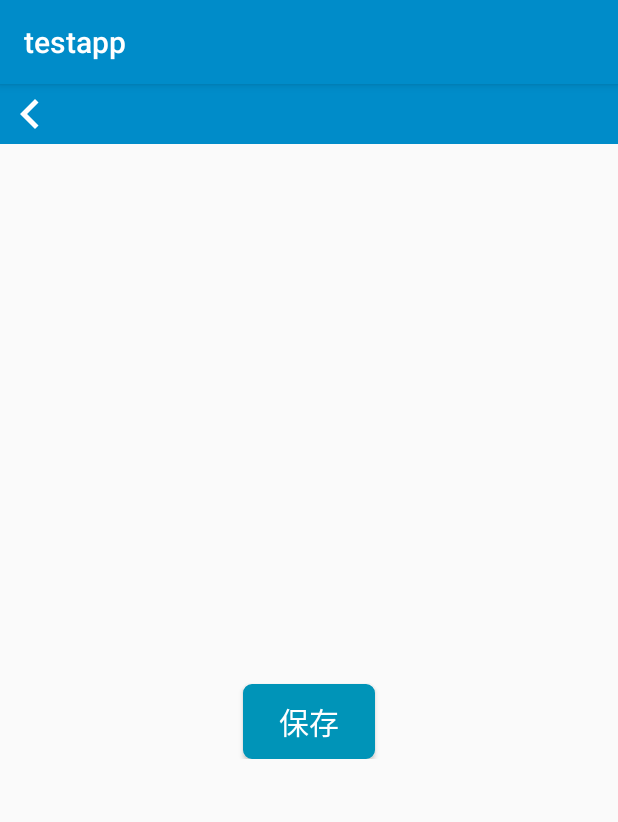
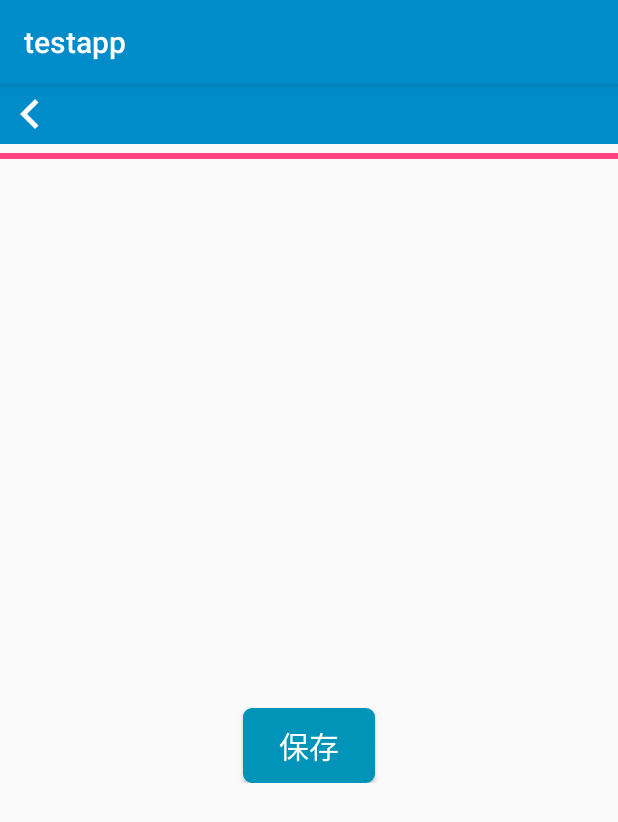
Before and after one commit to xingyuz233/MrCharacter, an Android app: the screen it shows after launch (HomeDisplayActivity), after a tap on "保存", on a phone screen of 412 x 824 dp. Shown: the top 822 px of the screen. Run offline under Robolectric (Android 15) with nearby library versions, the phone set to English and light mode, and no system bars; 1 statement that could not run was skipped.

Commit message:
Wrapped TextWrapper as AsyncTask

```diff
--- a/app/src/main/java/com/example/xyzhang/testapp/HomeDisplayActivity.java
+++ b/app/src/main/java/com/example/xyzhang/testapp/HomeDisplayActivity.java
@@ -10,6 +10,7 @@ import android.view.Display;
 import android.view.View;
 import android.widget.Button;
 import android.widget.FrameLayout;
+import android.widget.ProgressBar;
 import android.widget.TextView;
 
 import com.example.xyzhang.testapp.util.Saver;
@@ -21,6 +22,7 @@ import java.util.ArrayList;
 public class HomeDisplayActivity extends AppCompatActivity {
     FrameLayout mDrawingViewFrameLayout;
     TextView mSaveBtn;
+    private ProgressBar mProgressBar;
 
     @Override
     protected void onCreate(Bundle savedInstanceState) {
@@ -29,6 +31,7 @@ public class HomeDisplayActivity extends AppCompatActivity {
 
         mDrawingViewFrameLayout = (FrameLayout) findViewById(R.id.drawingView);
         mSaveBtn = (Button) findViewById(R.id.saveBtn);
+        mProgressBar = findViewById(R.id.progressBar);
 
         final DrawingView drawingView = new DrawingView(HomeDisplayActivity.this);
 
@@ -37,18 +40,39 @@ public class HomeDisplayActivity extends AppCompatActivity {
         mSaveBtn.setOnClickListener(new View.OnClickListener() {
             @Override
             public void onClick(View view) {
-                try {
-                    Display display = HomeDisplayActivity.this.getWindowManager().getDefaultDisplay();
-                    Point size = new Point();
-                    display.getSize(size);
-                    int width = size.x, height = size.y;
+                Display display = HomeDisplayActivity.this.getWindowManager().getDefaultDisplay();
+                Point size = new Point();
+                display.getSize(size);
+                int width = size.x, height = size.y;
 
-                    TextWrapper.draw(width, height, Environment.getExternalStorageDirectory().getAbsolutePath() + "/tempfonts/hand.ttf", HomeDisplayActivity.this);
+                new TextWrapper(new TextWrapper.UpdateTask() {
+                    @Override
+                    public void onProgressUpdate(double progress) {
+                        mProgressBar.setProgress((int) (100 * progress));
+                    }
 
-                    System.out.println("----------------------------complete");
-                } catch (IOException e) {
-                    e.printStackTrace();
-                }
+                    @Override
+                    public void onFinish() {
+                        System.out.println("finish");
+                    }
+                }, width, height, Environment.getExternalStorageDirectory().getAbsolutePath() + "/tempfonts/font1.ttf",
+                        "    这3adf天心里颇cxvd不宁静。今晚在院子里坐着乘凉，忽然想起日日走过的荷塘，在这满月的光里，总该另有一番样子吧。月亮渐渐地升高了，墙外马路上孩子们的欢笑，已经听不见了；妻在屋里拍着闰儿，迷迷糊糊地哼着眠歌。我悄悄地披了大衫，带上门出去哈哈哈。\n" +
+                                "    沿着荷塘，是一条曲折的小煤屑路。这是一条幽僻的路；白天也少人走，夜晚更加寂寞。荷塘四面，长着许多树，蓊蓊郁郁的。路的一旁，是些杨柳，和一些不知道名字的树。没有月光的晚上，这路上阴森森的，有些怕人。今晚却很好，虽然月光也还是淡淡的。\n" +
+                                "    路上只我一个人，背着手踱着。这一片天地好像是我的；我也像超出了平常的自己，到了另一个世界里。我爱热闹，也爱冷静；爱群居，也爱独处。像今晚上，一个人在这苍茫的月下，什么都可以想，什么都可以不想，便觉是个自由的人。白天里一定要做的事，一定要说的话，现在都可不理。这是独处的妙处，我且受用这无边的荷香月色好了。\n" +
+                                "    曲曲折折的荷塘上面，弥望的是田田的叶子。叶子出水很高，像亭亭的舞女的裙。层层的叶子中间，零星地点缀着些白花，有袅娜地开着的，有羞涩地打着朵儿的；正如一粒粒的明珠，又如碧天里的星星，又如刚出浴的美人。微风过处，送来缕缕清香，仿佛远处高楼上渺茫的歌声似的。这时候叶子与花也有一丝的颤动，像闪电般，霎时传过荷塘的那边去了。叶子本是肩并肩密密地挨着，这便宛然有了一道凝碧的波痕。叶子底下是脉脉的流水，遮住了，不能见一些颜色；而叶子却更见风致了。\n" +
+                                "    月光如流水一般，静静地泻在这一片叶子和花上。薄薄的青雾浮起在荷塘里。叶子和花仿佛在牛乳中洗过一样；又像笼着轻纱的梦。虽然是满月，天上却有一层淡淡的云，所以不能朗照；但我以为这恰是到了好处——酣眠固不可少，小睡也别有风味的。月光是隔了树照过来的，高处丛生的灌木，落下参差的斑驳的黑影，峭楞楞如鬼一般；弯弯的杨柳的稀疏的倩影，却又像是画在荷叶上。塘中的月色并不均匀；但光与影有着和谐的旋律，如梵婀玲上奏着的名曲。\n" +
+                                "    荷塘的四面，远远近近，高高低低都是树，而杨柳最多。这些树将一片荷塘重重围住；只在小路一旁，漏着几段空隙，像是特为月光留下的。树色一例是阴阴的，乍看像一团烟雾；但杨柳的丰姿，便在烟雾里也辨得出。树梢上隐隐约约的是一带远山，只有些大意罢了。树缝里也漏着一两点路灯光，没精打采的，是渴睡人的眼。这时候最热闹的，要数树上的蝉声与水里的蛙声；但热闹是它们的，我什么也没有。\n" +
+                                "    忽然想起采莲的事情来了。采莲是江南的旧俗，似乎很早就有，而六朝时为盛；从诗歌里可以约略知道。采莲的是少年的女子，她们是荡着小船，唱着艳歌去的。采莲人不用说很多，还有看采莲的人。那是一个热闹的季节，也是一个风流的季节。梁元帝《采莲赋》里说得好：\n" +
+                                "    于是妖童媛女，荡舟心许；鷁首徐回，兼传羽杯；棹将移而藻挂，船欲动而萍开。尔其纤腰束素，迁延顾步；夏始春余，叶嫩花初，恐沾裳而浅笑，畏倾船而敛裾。\n" +
+                                "    可见当时嬉游的光景了。这真是有趣的事，可惜我们现在早已无福消受了。\n" +
+                                "    于是又记起，《西洲曲》里的句子：\n" +
+                                "    采莲南塘秋，莲花过人头；低头弄莲子，莲子清如水。\n" +
+                                "    今晚若有采莲人，这儿的莲花也算得“过人头”了；只不见一些流水的影子，是不行的。这令我到底惦着江南了。——这样想着，猛一抬头，不觉已是自己的门前；轻轻地推门进去，什么声息也没有，妻已睡熟好久了。\n" +
+                                "    1927年7月，北京清华园。")
+                        .execute(HomeDisplayActivity.this);
+//                    TextWrapper.draw(width, height, Environment.getExternalStorageDirectory().getAbsolutePath() + "/tempfonts/hand.ttf", HomeDisplayActivity.this);
+
+                System.out.println("----------------------------complete");
             }
         });
 
--- a/app/src/main/java/com/example/xyzhang/testapp/util/TextWrapper.java
+++ b/app/src/main/java/com/example/xyzhang/testapp/util/TextWrapper.java
@@ -10,38 +10,51 @@ import android.graphics.Canvas;
 import android.graphics.Color;
 import android.graphics.Paint;
 import android.graphics.Typeface;
-import android.os.Environment;
+import android.os.AsyncTask;
 
-import com.example.xyzhang.testapp.HomeDisplayActivity;
-
-import java.io.File;
 import java.io.IOException;
-import java.util.ArrayList;
 
 
+public class TextWrapper extends AsyncTask<Context, Double, String> {
+    //    private static char[] END_CHARS = {'s'};
+    private static final String END_CHARS = "，。》、？；：’”】｝、！％）" + ",.>?;:]}!%)";
+    private UpdateTask updateTask;
+    private final int screenWidth;
+    private final int screenHeight;
+    private final String fontPath;
+    private String text;
 
-public class TextWrapper {
-    //    private static char[] endChars = {'s'};
-    private static String endChars = "，。》、？；：’”】｝、！％）" + ",.>?;:]}!%)";
+    public interface UpdateTask {
+        void onProgressUpdate(double progress);
+        void onFinish();
+    }
 
-    public static void draw(int screenWidth, int screenHeight, String fontPath, Context context) throws IOException {
+    public TextWrapper(UpdateTask updateTask, int screenWidth, int screenHeight, String fontPath, String text) {
+        this.updateTask = updateTask;
+        this.screenWidth = screenWidth;
+        this.screenHeight = screenHeight;
+        this.fontPath = fontPath;
+        this.text = text;
+    }
+
+    private void draw(int screenWidth, int screenHeight, String fontPath, String text, Context context) throws IOException {
 //        screenWidth = 650;
 //        screenHeight = 1155;
 
-        String text =
-                "    这3adf天心里颇cxvd不宁静。今晚在院子里坐着乘凉，忽然想起日日走过的荷塘，在这满月的光里，总该另有一番样子吧。月亮渐渐地升高了，墙外马路上孩子们的欢笑，已经听不见了；妻在屋里拍着闰儿，迷迷糊糊地哼着眠歌。我悄悄地披了大衫，带上门出去哈哈哈。\n" +
-                        "    沿着荷塘，是一条曲折的小煤屑路。这是一条幽僻的路；白天也少人走，夜晚更加寂寞。荷塘四面，长着许多树，蓊蓊郁郁的。路的一旁，是些杨柳，和一些不知道名字的树。没有月光的晚上，这路上阴森森的，有些怕人。今晚却很好，虽然月光也还是淡淡的。\n" +
-                        "    路上只我一个人，背着手踱着。这一片天地好像是我的；我也像超出了平常的自己，到了另一个世界里。我爱热闹，也爱冷静；爱群居，也爱独处。像今晚上，一个人在这苍茫的月下，什么都可以想，什么都可以不想，便觉是个自由的人。白天里一定要做的事，一定要说的话，现在都可不理。这是独处的妙处，我且受用这无边的荷香月色好了。\n" +
-                        "    曲曲折折的荷塘上面，弥望的是田田的叶子。叶子出水很高，像亭亭的舞女的裙。层层的叶子中间，零星地点缀着些白花，有袅娜地开着的，有羞涩地打着朵儿的；正如一粒粒的明珠，又如碧天里的星星，又如刚出浴的美人。微风过处，送来缕缕清香，仿佛远处高楼上渺茫的歌声似的。这时候叶子与花也有一丝的颤动，像闪电般，霎时传过荷塘的那边去了。叶子本是肩并肩密密地挨着，这便宛然有了一道凝碧的波痕。叶子底下是脉脉的流水，遮住了，不能见一些颜色；而叶子却更见风致了。\n" +
-                        "    月光如流水一般，静静地泻在这一片叶子和花上。薄薄的青雾浮起在荷塘里。叶子和花仿佛在牛乳中洗过一样；又像笼着轻纱的梦。虽然是满月，天上却有一层淡淡的云，所以不能朗照；但我以为这恰是到了好处——酣眠固不可少，小睡也别有风味的。月光是隔了树照过来的，高处丛生的灌木，落下参差的斑驳的黑影，峭楞楞如鬼一般；弯弯的杨柳的稀疏的倩影，却又像是画在荷叶上。塘中的月色并不均匀；但光与影有着和谐的旋律，如梵婀玲上奏着的名曲。\n" +
-                        "    荷塘的四面，远远近近，高高低低都是树，而杨柳最多。这些树将一片荷塘重重围住；只在小路一旁，漏着几段空隙，像是特为月光留下的。树色一例是阴阴的，乍看像一团烟雾；但杨柳的丰姿，便在烟雾里也辨得出。树梢上隐隐约约的是一带远山，只有些大意罢了。树缝里也漏着一两点路灯光，没精打采的，是渴睡人的眼。这时候最热闹的，要数树上的蝉声与水里的蛙声；但热闹是它们的，我什么也没有。\n" +
-                        "    忽然想起采莲的事情来了。采莲是江南的旧俗，似乎很早就有，而六朝时为盛；从诗歌里可以约略知道。采莲的是少年的女子，她们是荡着小船，唱着艳歌去的。采莲人不用说很多，还有看采莲的人。那是一个热闹的季节，也是一个风流的季节。梁元帝《采莲赋》里说得好：\n" +
-                        "    于是妖童媛女，荡舟心许；鷁首徐回，兼传羽杯；棹将移而藻挂，船欲动而萍开。尔其纤腰束素，迁延顾步；夏始春余，叶嫩花初，恐沾裳而浅笑，畏倾船而敛裾。\n" +
-                        "    可见当时嬉游的光景了。这真是有趣的事，可惜我们现在早已无福消受了。\n" +
-                        "    于是又记起，《西洲曲》里的句子：\n" +
-                        "    采莲南塘秋，莲花过人头；低头弄莲子，莲子清如水。\n" +
-                        "    今晚若有采莲人，这儿的莲花也算得“过人头”了；只不见一些流水的影子，是不行的。这令我到底惦着江南了。——这样想着，猛一抬头，不觉已是自己的门前；轻轻地推门进去，什么声息也没有，妻已睡熟好久了。\n" +
-                        "    1927年7月，北京清华园。"; //some text with line breaks;
+//        String text =
+//                "    这3adf天心里颇cxvd不宁静。今晚在院子里坐着乘凉，忽然想起日日走过的荷塘，在这满月的光里，总该另有一番样子吧。月亮渐渐地升高了，墙外马路上孩子们的欢笑，已经听不见了；妻在屋里拍着闰儿，迷迷糊糊地哼着眠歌。我悄悄地披了大衫，带上门出去哈哈哈。\n" +
+//                        "    沿着荷塘，是一条曲折的小煤屑路。这是一条幽僻的路；白天也少人走，夜晚更加寂寞。荷塘四面，长着许多树，蓊蓊郁郁的。路的一旁，是些杨柳，和一些不知道名字的树。没有月光的晚上，这路上阴森森的，有些怕人。今晚却很好，虽然月光也还是淡淡的。\n" +
+//                        "    路上只我一个人，背着手踱着。这一片天地好像是我的；我也像超出了平常的自己，到了另一个世界里。我爱热闹，也爱冷静；爱群居，也爱独处。像今晚上，一个人在这苍茫的月下，什么都可以想，什么都可以不想，便觉是个自由的人。白天里一定要做的事，一定要说的话，现在都可不理。这是独处的妙处，我且受用这无边的荷香月色好了。\n" +
+//                        "    曲曲折折的荷塘上面，弥望的是田田的叶子。叶子出水很高，像亭亭的舞女的裙。层层的叶子中间，零星地点缀着些白花，有袅娜地开着的，有羞涩地打着朵儿的；正如一粒粒的明珠，又如碧天里的星星，又如刚出浴的美人。微风过处，送来缕缕清香，仿佛远处高楼上渺茫的歌声似的。这时候叶子与花也有一丝的颤动，像闪电般，霎时传过荷塘的那边去了。叶子本是肩并肩密密地挨着，这便宛然有了一道凝碧的波痕。叶子底下是脉脉的流水，遮住了，不能见一些颜色；而叶子却更见风致了。\n" +
+//                        "    月光如流水一般，静静地泻在这一片叶子和花上。薄薄的青雾浮起在荷塘里。叶子和花仿佛在牛乳中洗过一样；又像笼着轻纱的梦。虽然是满月，天上却有一层淡淡的云，所以不能朗照；但我以为这恰是到了好处——酣眠固不可少，小睡也别有风味的。月光是隔了树照过来的，高处丛生的灌木，落下参差的斑驳的黑影，峭楞楞如鬼一般；弯弯的杨柳的稀疏的倩影，却又像是画在荷叶上。塘中的月色并不均匀；但光与影有着和谐的旋律，如梵婀玲上奏着的名曲。\n" +
+//                        "    荷塘的四面，远远近近，高高低低都是树，而杨柳最多。这些树将一片荷塘重重围住；只在小路一旁，漏着几段空隙，像是特为月光留下的。树色一例是阴阴的，乍看像一团烟雾；但杨柳的丰姿，便在烟雾里也辨得出。树梢上隐隐约约的是一带远山，只有些大意罢了。树缝里也漏着一两点路灯光，没精打采的，是渴睡人的眼。这时候最热闹的，要数树上的蝉声与水里的蛙声；但热闹是它们的，我什么也没有。\n" +
+//                        "    忽然想起采莲的事情来了。采莲是江南的旧俗，似乎很早就有，而六朝时为盛；从诗歌里可以约略知道。采莲的是少年的女子，她们是荡着小船，唱着艳歌去的。采莲人不用说很多，还有看采莲的人。那是一个热闹的季节，也是一个风流的季节。梁元帝《采莲赋》里说得好：\n" +
+//                        "    于是妖童媛女，荡舟心许；鷁首徐回，兼传羽杯；棹将移而藻挂，船欲动而萍开。尔其纤腰束素，迁延顾步；夏始春余，叶嫩花初，恐沾裳而浅笑，畏倾船而敛裾。\n" +
+//                        "    可见当时嬉游的光景了。这真是有趣的事，可惜我们现在早已无福消受了。\n" +
+//                        "    于是又记起，《西洲曲》里的句子：\n" +
+//                        "    采莲南塘秋，莲花过人头；低头弄莲子，莲子清如水。\n" +
+//                        "    今晚若有采莲人，这儿的莲花也算得“过人头”了；只不见一些流水的影子，是不行的。这令我到底惦着江南了。——这样想着，猛一抬头，不觉已是自己的门前；轻轻地推门进去，什么声息也没有，妻已睡熟好久了。\n" +
+//                        "    1927年7月，北京清华园。"; //some text with line breaks;
         char[] textChars = text.toCharArray();
 
 //        String[] paras = str.split("\n"); //breaking the lines into an array
@@ -58,7 +71,7 @@ public class TextWrapper {
 
         Paint paint = new Paint();
         paint.setTypeface(typeface);
-        paint.setTextSize(lineWidth/20);
+        paint.setTextSize(lineWidth / 20);
         paint.setColor(Color.WHITE);
 
         Paint.FontMetrics metrics = paint.getFontMetrics();
@@ -76,108 +89,75 @@ public class TextWrapper {
 //        float xPos = (screenWidth - lineWidth) / 2;//每一行的左边距
 
 
-
         int nextCharIndex = 0;//当前要绘制的行中有多少个字
 
         while (nextCharIndex < total) {
 
-            if (textChars[nextCharIndex]=='\n') {
-                //todo draw line
+            if (textChars[nextCharIndex] == '\n') {
+                String line = text.substring(offset, nextCharIndex);
+                if (lineIndex % linesEveryPage == 1 && lineIndex > 1) {
 
-                String line = text.substring(offset, nextCharIndex);
-                if (lineIndex%linesEveryPage==1 && lineIndex > 1) {
-
-                    Saver.savePng(context, bitmap, (lineIndex/linesEveryPage)+".png");
+                    Saver.savePng(context, bitmap, (lineIndex / linesEveryPage) + ".png");
                     bitmap.recycle();
                     bitmap = Bitmap.createBitmap(screenWidth, screenHeight, Bitmap.Config.ARGB_8888);
                     canvas.setBitmap(bitmap);
                 }
 
-                canvas.drawText(line, xPos, yPos+((lineIndex-1)%linesEveryPage+1) * lineHeight, paint);
+                canvas.drawText(line, xPos, yPos + ((lineIndex - 1) % linesEveryPage + 1) * lineHeight, paint);
 
-                nextCharIndex ++;
+                nextCharIndex++;
                 offset = nextCharIndex;
-                lineIndex ++;
-            }
-            else if (paint.measureText(textChars, offset, nextCharIndex - offset) >= lineWidth) {
-                if (endChars.indexOf(textChars[nextCharIndex])>=0) {
-                    nextCharIndex ++;
+                lineIndex++;
+            } else if (paint.measureText(textChars, offset, nextCharIndex - offset) >= lineWidth) {
+                if (END_CHARS.indexOf(textChars[nextCharIndex]) >= 0) {
+                    nextCharIndex++;
                 }
                 String line = text.substring(offset, nextCharIndex);
-                if (lineIndex%linesEveryPage==1 && lineIndex > 1) {
-                    Saver.savePng(context, bitmap, (lineIndex/linesEveryPage)+".png");
+                if (lineIndex % linesEveryPage == 1 && lineIndex > 1) {
+                    Saver.savePng(context, bitmap, (lineIndex / linesEveryPage) + ".png");
                     bitmap.recycle();
                     bitmap = Bitmap.createBitmap(screenWidth, screenHeight, Bitmap.Config.ARGB_8888);
                     canvas.setBitmap(bitmap);
                 }
 
-                canvas.drawText(line, xPos, yPos+((lineIndex-1)%linesEveryPage+1) * lineHeight, paint);
+                canvas.drawText(line, xPos, yPos + ((lineIndex - 1) % linesEveryPage + 1) * lineHeight, paint);
 
-                if (textChars[nextCharIndex]=='\n') {
-                    nextCharIndex ++;
+                if (textChars[nextCharIndex] == '\n') {
+                    nextCharIndex++;
                 }
                 offset = nextCharIndex;
-                lineIndex ++;
-            }
-            else {
-                nextCharIndex ++;
+                lineIndex++;
+            } else {
+                nextCharIndex++;
             }
 
+            publishProgress((double) nextCharIndex / total);
         }
 
-        Saver.savePng(context, bitmap, (lineIndex /linesEveryPage+1)+".png");
+        Saver.savePng(context, bitmap, (lineIndex / linesEveryPage + 1) + ".png");
         bitmap.recycle();
-
-//        for (int paraCount = 0; paraCount < paras.length; paraCount ++) {
-//
-//            String para = paras[paraCount];//当前段落的内容，字符串格式
-//            char[] paraInChars = para.toCharArray();//当前段落的内容，字符数组格式
-//            int paraLength = para.length();//每一段的字符个数
-//
-//            int offset = 0;//当前段落中已经编入行的字数
-//
-//            int lineWidth = 20 * metrics.charWidth('我');//每一行的标准宽度
-//            int xPos = (screenWidth - lineWidth) / 2;//每一行的左边距
-//
-//            while (offset < paraLength) {//每次生成一行
-//
-//                int left = paraLength - offset;//还未编进行的字符数
-//
-//                int lineLength;//一行的字符个数
-//                if (left <= 20) {
-//                    lineLength = left;
-//                } else {
-//                    lineLength = 20;
-//                    while (lineLength < paraLength && metrics.charsWidth(paraInChars, offset, lineLength) < lineWidth) {
-//                        lineLength ++;
-//                    }
-//                }
-//
-//                if (offset+lineLength<para.length() && endChars.indexOf(para.charAt(offset+lineLength))>=0) {
-//                    lineLength ++;
-//                }
-//                String line = para.substring(offset, offset+lineLength);
-//
-//                g.drawString(line, xPos, lineIndex * lineHeight);
-//
-//                offset += lineLength;
-//                if ()
-//
-//
-//                lineIndex += 1;
-//
-//            }
-//        }
-
-
 
     }
 
-//
-//    public static void main(String[] args) throws Exception {
-//
-//
-//
-//    }
+    @Override
+    protected void onProgressUpdate(Double... values) {
+        super.onProgressUpdate(values);
+        updateTask.onProgressUpdate(values[0]);
+    }
 
+    @Override
+    protected String doInBackground(Context... contexts) {
+        try {
+            draw(screenWidth, screenHeight, fontPath, text, contexts[0]);
+        } catch (IOException e) {
+            e.printStackTrace();
+        }
+        return null;
+    }
+
+    @Override
+    protected void onPostExecute(String s) {
+        super.onPostExecute(s);
+        updateTask.onFinish();
+    }
 }
--- a/app/src/main/res/layout/activity_home_display.xml
+++ b/app/src/main/res/layout/activity_home_display.xml
@@ -19,6 +19,15 @@
                 android:layout_height="wrap_content"
                 android:drawableLeft="@drawable/ic_chevron_left_white_40dp" />
         </LinearLayout>
+
+        <ProgressBar
+            android:id="@+id/progressBar"
+            style="?android:attr/progressBarStyleHorizontal"
+            android:layout_width="match_parent"
+            android:layout_height="wrap_content"
+            android:max="100"
+            android:progress="50" />
+
         <FrameLayout
             android:id="@+id/drawingView"
             android:layout_width="300dp"
```
Also changed, not shown: 1 other file.
